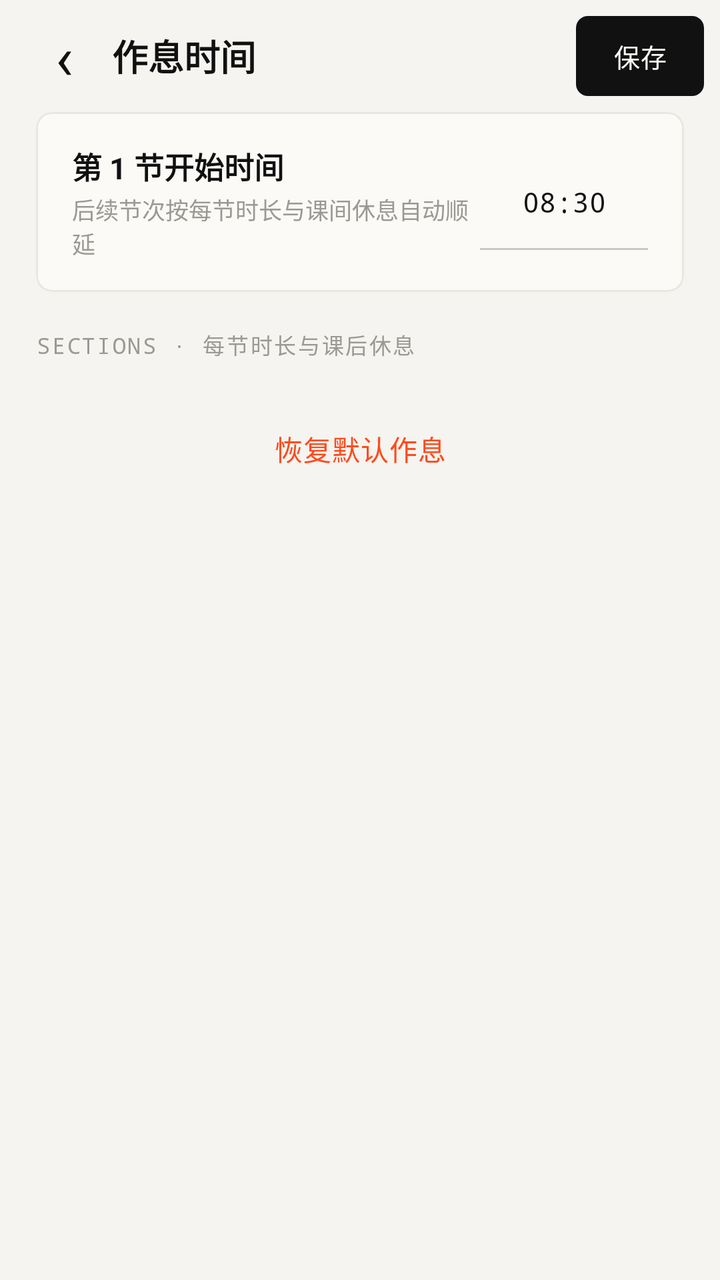
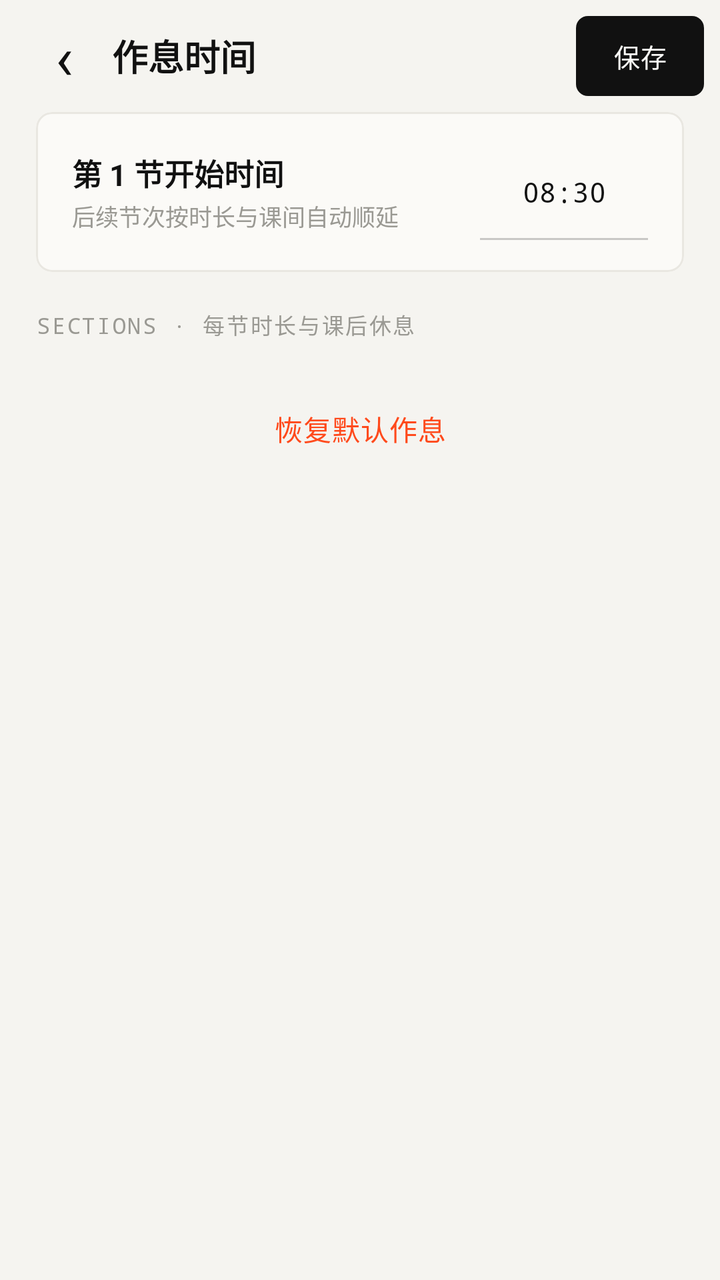

Two renders of the same Android screen: before a commit and after it. Below are the layout's source before the change and the commit's diff.
<!-- AndroidManifest.xml: application theme Theme.EcutCampus -->
<!-- res/layout/activity_schedule_settings.xml -->
<?xml version="1.0" encoding="utf-8"?>
<LinearLayout xmlns:android="http://schemas.android.com/apk/res/android"
    xmlns:app="http://schemas.android.com/apk/res-auto"
    android:layout_width="match_parent"
    android:layout_height="match_parent"
    android:background="?attr/gBg"
    android:orientation="vertical">

    <LinearLayout
        android:layout_width="match_parent"
        android:layout_height="56dp"
        android:gravity="center_vertical"
        android:orientation="horizontal"
        android:paddingHorizontal="8dp">

        <TextView
            android:id="@+id/btn_schedule_back"
            android:layout_width="48dp"
            android:layout_height="48dp"
            android:background="?attr/selectableItemBackgroundBorderless"
            android:contentDescription="返回"
            android:gravity="center"
            android:text="‹"
            android:textColor="?attr/gInk"
            android:textSize="30sp" />

        <TextView
            android:layout_width="0dp"
            android:layout_height="wrap_content"
            android:layout_weight="1"
            android:text="作息时间"
            android:textColor="?attr/gInk"
            android:textSize="18sp"
            android:textStyle="bold" />

        <com.google.android.material.button.MaterialButton
            android:id="@+id/btn_schedule_save"
            style="@style/Gauge.Button.Compact"
            android:layout_width="wrap_content"
            android:layout_height="wrap_content"
            android:text="保存" />
    </LinearLayout>

    <ScrollView
        android:layout_width="match_parent"
        android:layout_height="0dp"
        android:layout_weight="1"
        android:clipToPadding="false"
        android:paddingHorizontal="18dp"
        android:paddingBottom="24dp">

        <LinearLayout
            android:layout_width="match_parent"
            android:layout_height="wrap_content"
            android:orientation="vertical">

            <com.google.android.material.card.MaterialCardView
                style="@style/G.Card">

                <LinearLayout
                    android:layout_width="match_parent"
                    android:layout_height="wrap_content"
                    android:gravity="center_vertical"
                    android:orientation="horizontal"
                    android:paddingHorizontal="18dp"
                    android:paddingVertical="16dp">

                    <LinearLayout
                        android:layout_width="0dp"
                        android:layout_height="wrap_content"
                        android:layout_weight="1"
                        android:orientation="vertical">

                        <TextView
                            android:layout_width="wrap_content"
                            android:layout_height="wrap_content"
                            android:text="第 1 节开始时间"
                            android:textColor="?attr/gInk"
                            android:textSize="15sp"
                            android:textStyle="bold" />

                        <TextView
                            android:layout_width="wrap_content"
                            android:layout_height="wrap_content"
                            android:layout_marginTop="2dp"
                            android:text="后续节次按每节时长与课间休息自动顺延"
                            android:textColor="?attr/gMute"
                            android:textSize="11.5sp" />
                    </LinearLayout>

                    <EditText
                        android:id="@+id/et_first_class_start"
                        android:layout_width="84dp"
                        android:layout_height="48dp"
                        android:background="@drawable/bg_gauge_input"
                        android:fontFamily="monospace"
                        android:gravity="center"
                        android:inputType="time"
                        android:paddingHorizontal="8dp"
                        android:text="08:30"
                        android:textColor="?attr/gInk"
                        android:textColorHint="?attr/gMute"
                        android:textSize="14sp" />
                </LinearLayout>
            </com.google.android.material.card.MaterialCardView>

            <TextView
                style="@style/G.SectionLabel"
                android:layout_marginTop="18dp"
                android:text="SECTIONS · 每节时长与课后休息" />

            <LinearLayout
                android:id="@+id/section_settings_container"
                android:layout_width="match_parent"
                android:layout_height="wrap_content"
                android:orientation="vertical" />

            <com.google.android.material.button.MaterialButton
                android:id="@+id/btn_schedule_reset"
                style="@style/Gauge.Button.Ghost.Danger"
                android:layout_width="match_parent"
                android:layout_height="wrap_content"
                android:layout_marginTop="12dp"
                android:text="恢复默认作息" />

        </LinearLayout>
    </ScrollView>
</LinearLayout>
<!-- resources referenced by this layout -->
<resources>
  <style name="G.Card">
          <item name="android:layout_width">match_parent</item>
          <item name="android:layout_height">wrap_content</item>
          <item name="cardBackgroundColor">?attr/gCard</item>
          <item name="cardCornerRadius">?attr/gCardRadius</item>
          <item name="cardElevation">0dp</item>
          <item name="strokeColor">?attr/gCardStroke</item>
          <item name="strokeWidth">1dp</item>
      </style>
  <style name="G.SectionLabel">
          <item name="android:layout_width">wrap_content</item>
          <item name="android:layout_height">wrap_content</item>
          <item name="android:layout_marginTop">22dp</item>
          <item name="android:layout_marginBottom">8dp</item>
          <item name="android:fontFamily">monospace</item>
          <item name="android:letterSpacing">0.08</item>
          <item name="android:textColor">?attr/gMute</item>
          <item name="android:textSize">11sp</item>
      </style>
  <style name="Gauge.Button.Compact">
          <item name="android:insetTop">4dp</item>
          <item name="android:insetBottom">4dp</item>
          <item name="android:minWidth">64dp</item>
          <item name="android:paddingStart">16dp</item>
          <item name="android:paddingEnd">16dp</item>
          <item name="android:textSize">13sp</item>
      </style>
  <style name="Gauge.Button.Ghost.Danger">
          <item name="android:textColor">?attr/gDanger</item>
      </style>
  <color name="g_paper">#F5F4F0</color>
  <color name="g_card">#FBFAF7</color>
  <color name="g_line">#E9E7E1</color>
  <color name="g_ink">#111111</color>
  <color name="g_sub">#55554F</color>
  <color name="g_sub2">#45453F</color>
  <color name="g_mute">#9A9993</color>
  <color name="g_chip">#ECEAE4</color>
  <color name="g_accent">#FF4A1C</color>
  <color name="g_hair">#17000000</color>
  <color name="g_stroke">#33000000</color>
  <color name="g_ink_18">#2E111111</color>
  <color name="g_ink_12">#1F111111</color>
  <color name="g_ink_08">#14111111</color>
  <color name="g_paper_e8">#E8F5F4F0</color>
  <color name="g_paper_c8">#C8F5F4F0</color>
  <color name="g_on_ink">#FBFAF7</color>
  <color name="g_warn">#B4540A</color>
  <color name="g_ok">#2F5D3A</color>
  <style name="Gauge.Shape.Small" parent="">
          <item name="cornerFamily">rounded</item>
          <item name="cornerSize">6dp</item>
      </style>
  <style name="Gauge.Shape.Medium" parent="">
          <item name="cornerFamily">rounded</item>
          <item name="cornerSize">8dp</item>
      </style>
  <style name="Gauge.Dialog.Framework" parent="android:Theme.Material.Light.Dialog.Alert">
          <item name="android:windowBackground">@drawable/bg_gauge_dialog</item>
          <item name="android:colorAccent">?attr/gInk</item>
          <item name="android:colorPrimary">?attr/gInk</item>
          <item name="android:textColorPrimary">?attr/gInk</item>
          <item name="android:textColorSecondary">?attr/gSub</item>
          <item name="android:backgroundDimAmount">0.28</item>
      </style>
  <!-- drawable bg_gauge_dialog (drawable) -->
  <?xml version="1.0" encoding="utf-8"?>
  <inset xmlns:android="http://schemas.android.com/apk/res/android"
      android:insetLeft="24dp" android:insetRight="24dp"
      android:insetTop="40dp" android:insetBottom="40dp">
      <shape android:shape="rectangle">
          <corners android:radius="?attr/gCardRadius" />
          <solid android:color="?attr/gDialog" />
          <stroke android:width="1px" android:color="?attr/gCardStroke" />
      </shape>
  </inset>
  <style name="Gauge.Button.Text" parent="Widget.Material3.Button.TextButton.Dialog">
          <item name="android:textColor">?attr/gInk</item>
          <item name="rippleColor">?attr/gHair</item>
      </style>
  <!-- unchanged entries left out for length: 4 -->
</resources>

<!-- the commit's change to res/layout/activity_schedule_settings.xml (unified diff, before → after) -->
@@ -83,7 +83,7 @@
                             android:layout_width="wrap_content"
                             android:layout_height="wrap_content"
                             android:layout_marginTop="2dp"
-                            android:text="后续节次按每节时长与课间休息自动顺延"
+                            android:text="后续节次按时长与课间自动顺延"
                             android:textColor="?attr/gMute"
                             android:textSize="11.5sp" />
                     </LinearLayout>
